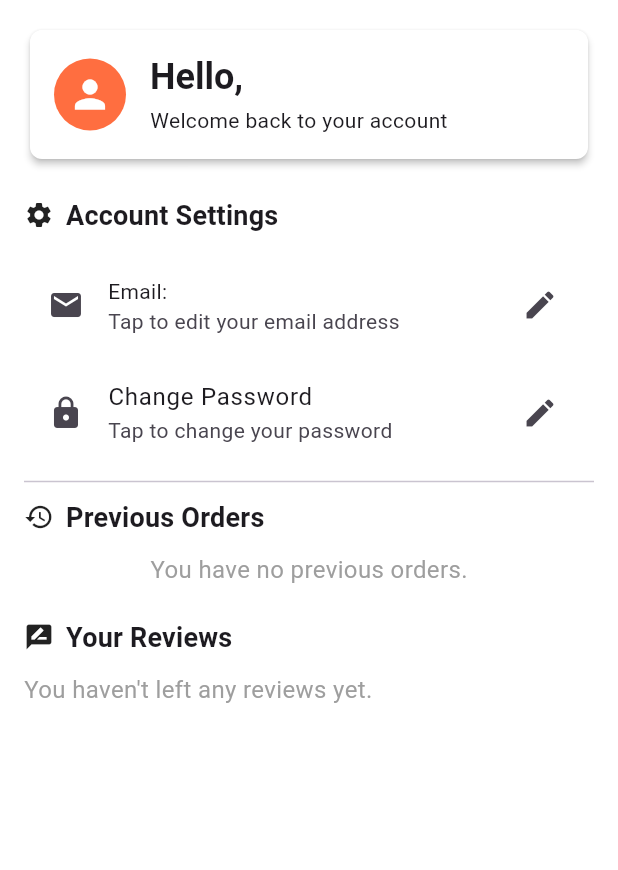
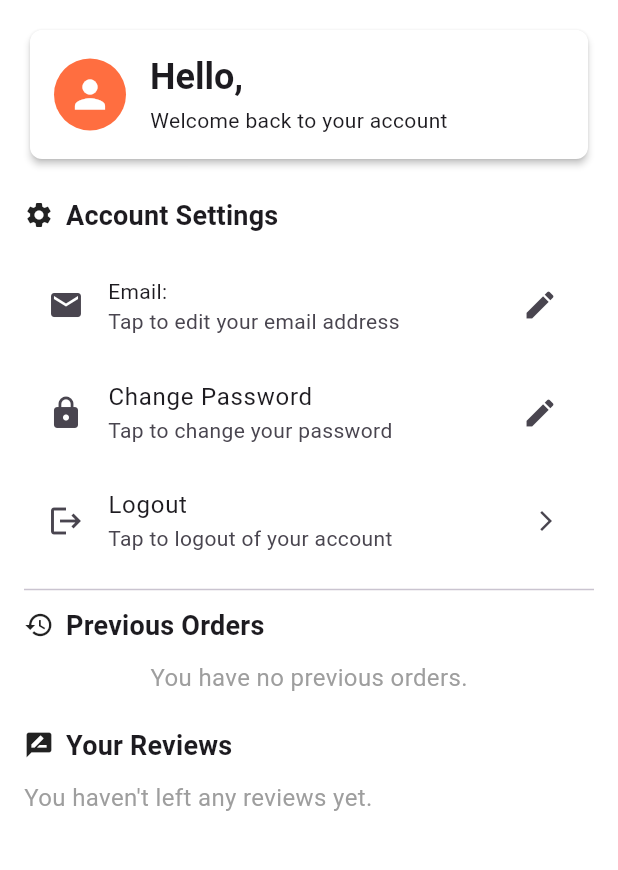
Before and after one commit to comp585-group7/e-commerce-app, a Flutter app: the ProfilePage screen opened directly, on a phone screen of 412 x 824 dp, the part 84-954 px from its top. Run offline on Flutter 3.47's test engine with Material 3 defaults, Android fonts, the phone set to English and light mode, and no system bars; our stand-ins replace cloud_firestore, firebase_auth, firebase_core, font_awesome_flutter; missing offline and left inert: flutter_stripe, focusable_control_builder; accounts and stored records are empty; network calls fail.

Commit message:
Update profile_page.dart

```diff
--- a/lib/pages/profile_page.dart
+++ b/lib/pages/profile_page.dart
@@ -89,7 +89,7 @@ class _ProfilePageState extends State<ProfilePage> {
         };
       }).toList();
 
-      // For each review, fetch the product's name
+      // Fetch product names for each review
       for (var review in rawReviews) {
         final productId = review['productId'];
         if (productId.isNotEmpty) {
@@ -106,7 +106,7 @@ class _ProfilePageState extends State<ProfilePage> {
             review['productName'] = productName;
           } catch (e) {
             print('Error fetching product name for $productId: $e');
-            review['productName'] = review['productId']; // fallback
+            review['productName'] = review['productId'];
           }
         } else {
           review['productName'] = 'Unknown Product';
@@ -165,6 +165,14 @@ class _ProfilePageState extends State<ProfilePage> {
                     subtitle: const Text("Tap to change your password"),
                     trailing: const Icon(Icons.edit),
                     onTap: () => _showChangePasswordDialog(context),
+                  ),
+                  // Logout button added here
+                  ListTile(
+                    leading: const Icon(Icons.logout),
+                    title: const Text("Logout"),
+                    subtitle: const Text("Tap to logout of your account"),
+                    trailing: const Icon(Icons.arrow_forward_ios, size: 16),
+                    onTap: _handleLogout,
                   ),
                   const Divider(height: 20, thickness: 1),
                   _buildSectionHeader(context, "Previous Orders",
@@ -359,13 +367,9 @@ class _ProfilePageState extends State<ProfilePage> {
             child: Column(
               crossAxisAlignment: CrossAxisAlignment.start,
               children: [
-                // Product title and stars horizontally under it
                 Text("Product: $productName",
                     style: const TextStyle(fontWeight: FontWeight.bold)),
-
                 const SizedBox(height: 8),
-
-                // Row of stars horizontally
                 Row(
                   mainAxisSize: MainAxisSize.min,
                   children: List.generate(5, (index) {
@@ -377,7 +381,6 @@ class _ProfilePageState extends State<ProfilePage> {
                     );
                   }),
                 ),
-
                 const SizedBox(height: 8),
                 Text(comment, style: const TextStyle(fontSize: 14)),
                 const SizedBox(height: 4),
```
